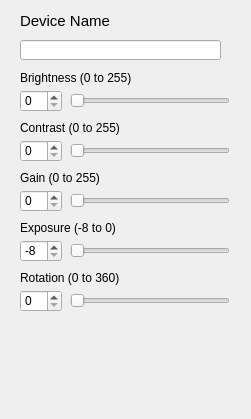
Before: the Qt Designer form ui/parameters.ui in node-/CameraWorkbench, drawn with Qt 5.
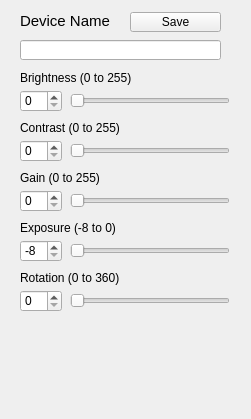
After: the same form once the commit is applied.

Commit message: Fixed exposure bug and added settings save button.

The edit to the form file:
```diff
--- a/ui/parameters.ui
+++ b/ui/parameters.ui
@@ -335,6 +335,19 @@
     <string>Device Name</string>
    </property>
   </widget>
+  <widget class="QPushButton" name="saveButton">
+   <property name="geometry">
+    <rect>
+     <x>130</x>
+     <y>12</y>
+     <width>91</width>
+     <height>20</height>
+    </rect>
+   </property>
+   <property name="text">
+    <string>Save</string>
+   </property>
+  </widget>
  </widget>
  <resources/>
  <connections/>
```
The commit also changes 11 other files.
